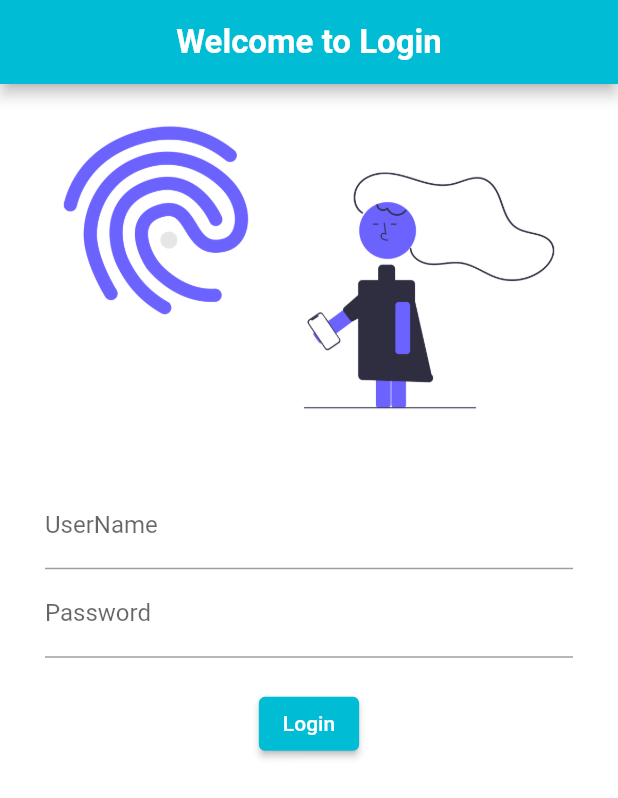
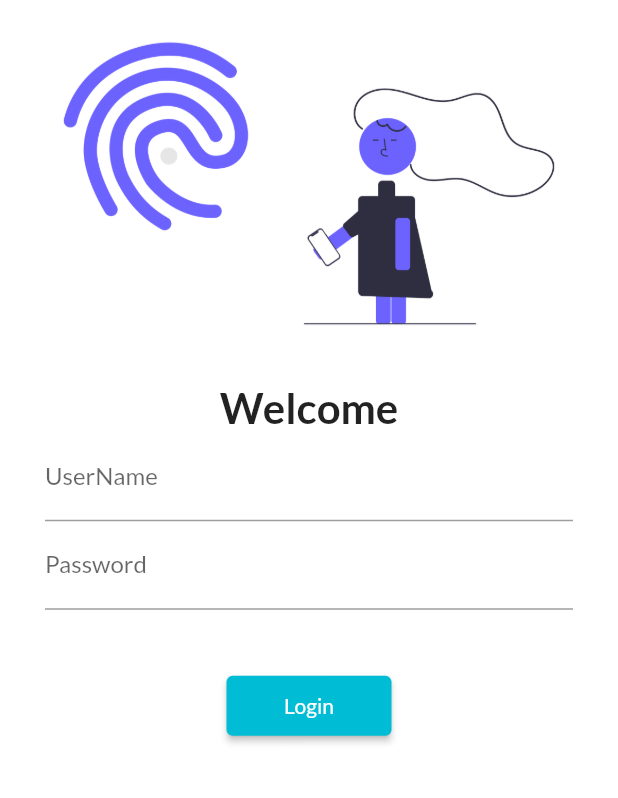
Before and after one commit to Het0603/30DaysOfFlutter, a Flutter app: the screen it shows after launch, on a phone screen of 412 x 824 dp. Shown: the top 798 px of the screen. Run offline on Flutter 3.47's test engine with Material 2 defaults, Android fonts, the light colour scheme and no system bars; our stand-ins replace google_fonts.

Commit message:
day 5 completed

```diff
--- a/lib/main.dart
+++ b/lib/main.dart
@@ -4,6 +4,7 @@ import 'package:flutter/material.dart';
 import 'package:google_fonts/google_fonts.dart';
 import 'package:practice_app/pages/Home_Page.dart';
 import 'package:practice_app/pages/login_page.dart';
+import 'package:practice_app/utils/routes.dart';
 
 void main() {
   runApp(
@@ -21,14 +22,14 @@ class Myapp extends StatelessWidget {
       debugShowCheckedModeBanner: false,
       themeMode: ThemeMode.system,
       theme: ThemeData(
-        //fontFamily: GoogleFonts.lato().fontFamily,
-        //primaryTextTheme: GoogleFonts.latoTextTheme()
+        fontFamily: GoogleFonts.lato().fontFamily,
+        primaryTextTheme: GoogleFonts.latoTextTheme()
       ),
       darkTheme: ThemeData(brightness: Brightness.dark),
       routes: {
         "/": (context) => LoginPage(),
-        "/login": (context) => LoginPage(),
-        "/homepage": (context) => HomePage(),
+        MyRoutes.loginroute: (context) => LoginPage(),
+        MyRoutes.homeroute: (context) => HomePage(),
       },
     );
   }
--- a/lib/pages/login_page.dart
+++ b/lib/pages/login_page.dart
@@ -1,6 +1,7 @@
 // ignore_for_file: prefer_const_constructors, sort_child_properties_last
 
 import 'package:flutter/material.dart';
+import 'package:practice_app/utils/routes.dart';
 
 class LoginPage extends StatelessWidget {
   const LoginPage({Key? key}) : super(key: key);
@@ -8,16 +9,6 @@ class LoginPage extends StatelessWidget {
   @override
   Widget build(BuildContext context) {
     return Scaffold(
-      appBar: AppBar(
-        backgroundColor: Colors.cyan,
-        title: Center(
-          child: Text(
-            'Welcome to Login',
-            style: TextStyle(
-                fontSize: 22, fontWeight: FontWeight.bold, color: Colors.white),
-          ),
-        ),
-      ),
       body: Material(
         color: Colors.white,
         child: Column(
@@ -27,7 +18,17 @@ class LoginPage extends StatelessWidget {
               fit: BoxFit.cover,
             ),
             SizedBox(
-              height: 20,
+              height: 10,
+            ),
+            Text(
+              "Welcome",
+              style: TextStyle(
+                fontSize: 28,
+                fontWeight: FontWeight.bold,
+              ),
+            ),
+            SizedBox(
+              height: 0,
             ),
             Padding(
               padding: const EdgeInsets.symmetric(horizontal: 30.0),
@@ -47,14 +48,16 @@ class LoginPage extends StatelessWidget {
                     ),
                   ),
                   SizedBox(
-                    height: 20,
+                    height: 40,
                   ),
                   ElevatedButton(
                     child: Text("Login"),
                     style: ElevatedButton.styleFrom(
-                        onPrimary: Colors.white, primary: Colors.cyan),
+                        minimumSize: Size(110, 40),
+                        onPrimary: Colors.white,
+                        primary: Colors.cyan),
                     onPressed: () {
-                      print("Hello User");
+                      Navigator.pushNamed(context, MyRoutes.homeroute);
                     },
                   ),
                 ],
--- /dev/null
+++ b/lib/utils/routes.dart
@@ -0,0 +1,4 @@
+class MyRoutes {
+  static String loginroute = '/login';
+  static String homeroute = '/home';
+}
```
